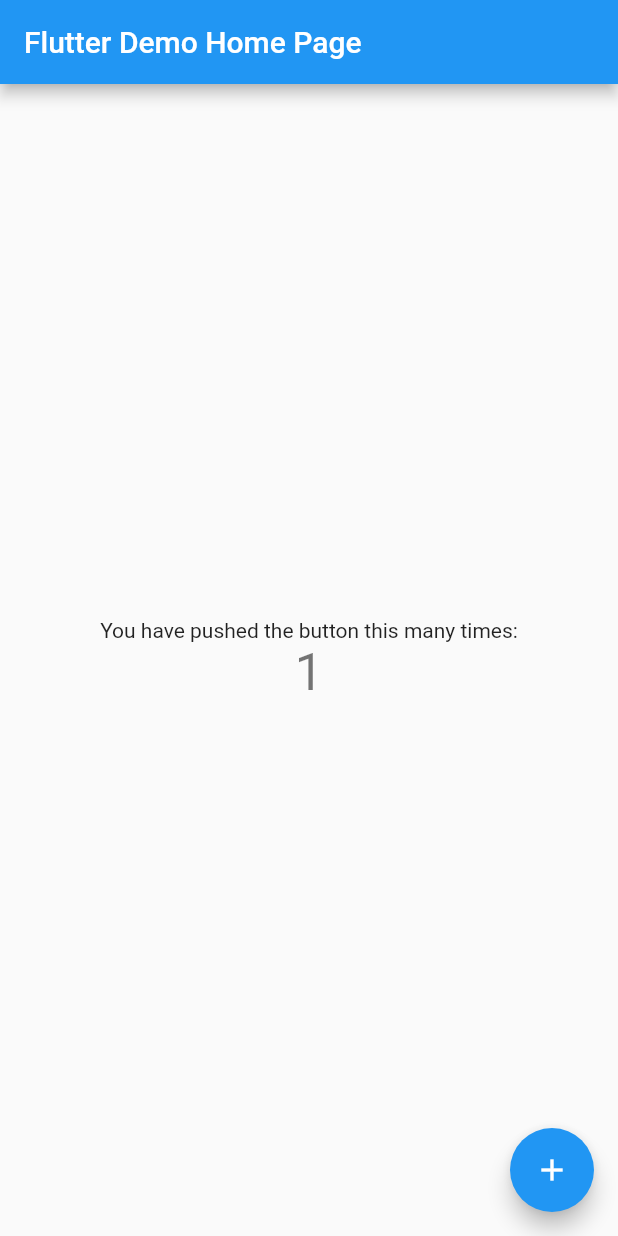
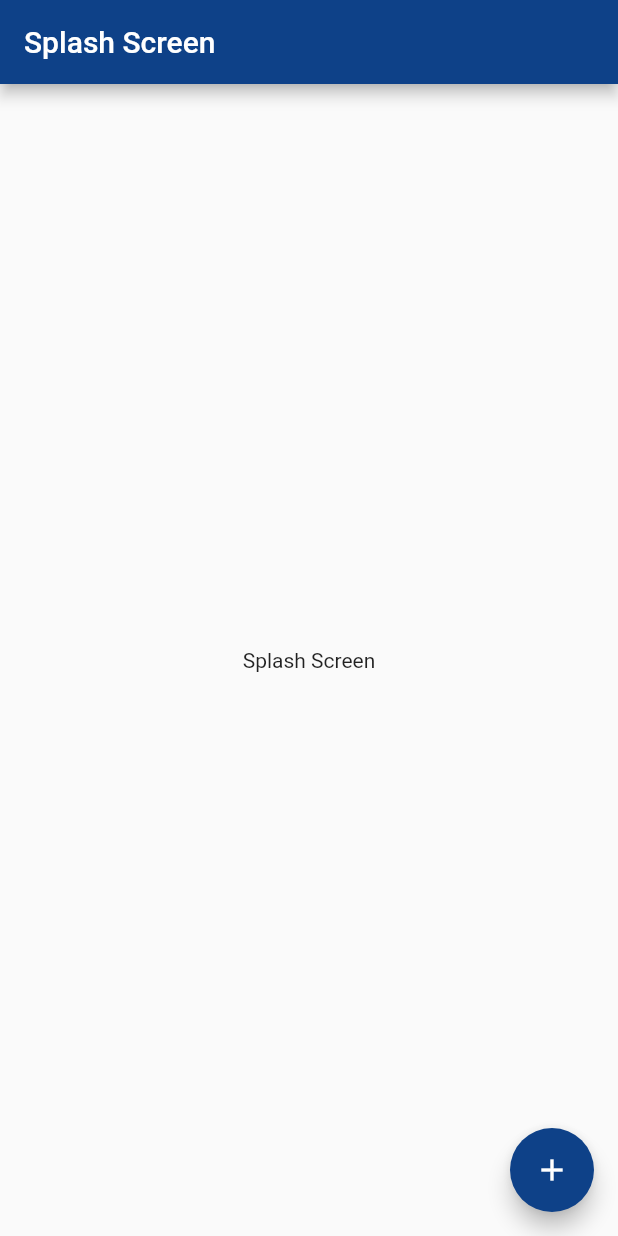
Before and after one commit to hassan-2040/teamway_demo_quiz, a Flutter app: the screen it shows after launch, after a tap on the "add" icon, on a phone screen of 412 x 824 dp. Run offline on Flutter 3.47's test engine with Material 2 defaults, Android fonts, the phone set to English and light mode, and no system bars.

Commit message:
added router and constants

```diff
--- a/lib/main.dart
+++ b/lib/main.dart
@@ -1,4 +1,6 @@
 import 'package:flutter/material.dart';
+import 'package:teamway_demo_quiz/utilities/app_router.dart';
+import 'package:teamway_demo_quiz/utilities/constants.dart';
 
 void main() {
   runApp(const MyApp());
@@ -6,110 +8,18 @@ void main() {
 
 class MyApp extends StatelessWidget {
   const MyApp({Key? key}) : super(key: key);
-
-  // This widget is the root of your application.
   @override
   Widget build(BuildContext context) {
     return MaterialApp(
-      title: 'Flutter Demo',
+      title: 'Teamway Demo Quiz',
       theme: ThemeData(
-        // This is the theme of your application.
-        //
-        // Try running your application with "flutter run". You'll see the
-        // application has a blue toolbar. Then, without quitting the app, try
-        // changing the primarySwatch below to Colors.green and then invoke
-        // "hot reload" (press "r" in the console where you ran "flutter run",
-        // or simply save your changes to "hot reload" in a Flutter IDE).
-        // Notice that the counter didn't reset back to zero; the application
-        // is not restarted.
-        primarySwatch: Colors.blue,
+        colorScheme: ColorScheme.fromSwatch(
+          primarySwatch: themeColor,
+        ),
       ),
-      home: const MyHomePage(title: 'Flutter Demo Home Page'),
+      initialRoute: AppRouter.splashScreenRoute,
+      onGenerateInitialRoutes: AppRouter.generateInitialRoute,
+      onGenerateRoute: AppRouter.generateRoute,
     );
   }
 }
-
-class MyHomePage extends StatefulWidget {
-  const MyHomePage({Key? key, required this.title}) : super(key: key);
-
-  // This widget is the home page of your application. It is stateful, meaning
-  // that it has a State object (defined below) that contains fields that affect
-  // how it looks.
-
-  // This class is the configuration for the state. It holds the values (in this
-  // case the title) provided by the parent (in this case the App widget) and
-  // used by the build method of the State. Fields in a Widget subclass are
-  // always marked "final".
-
-  final String title;
-
-  @override
-  State<MyHomePage> createState() => _MyHomePageState();
-}
-
-class _MyHomePageState extends State<MyHomePage> {
-  int _counter = 0;
-
-  void _incrementCounter() {
-    setState(() {
-      // This call to setState tells the Flutter framework that something has
-      // changed in this State, which causes it to rerun the build method below
-      // so that the display can reflect the updated values. If we changed
-      // _counter without calling setState(), then the build method would not be
-      // called again, and so nothing would appear to happen.
-      _counter++;
-    });
-  }
-
-  @override
-  Widget build(BuildContext context) {
-    // This method is rerun every time setState is called, for instance as done
-    // by the _incrementCounter method above.
-    //
-    // The Flutter framework has been optimized to make rerunning build methods
-    // fast, so that you can just rebuild anything that needs updating rather
-    // than having to individually change instances of widgets.
-    return Scaffold(
-      appBar: AppBar(
-        // Here we take the value from the MyHomePage object that was created by
-        // the App.build method, and use it to set our appbar title.
-        title: Text(widget.title),
-      ),
-      body: Center(
-        // Center is a layout widget. It takes a single child and positions it
-        // in the middle of the parent.
-        child: Column(
-          // Column is also a layout widget. It takes a list of children and
-          // arranges them vertically. By default, it sizes itself to fit its
-          // children horizontally, and tries to be as tall as its parent.
-          //
-          // Invoke "debug painting" (press "p" in the console, choose the
-          // "Toggle Debug Paint" action from the Flutter Inspector in Android
-          // Studio, or the "Toggle Debug Paint" command in Visual Studio Code)
-          // to see the wireframe for each widget.
-          //
-          // Column has various properties to control how it sizes itself and
-          // how it positions its children. Here we use mainAxisAlignment to
-          // center the children vertically; the main axis here is the vertical
-          // axis because Columns are vertical (the cross axis would be
-          // horizontal).
-          mainAxisAlignment: MainAxisAlignment.center,
-          children: <Widget>[
-            const Text(
-              'You have pushed the button this many times:',
-            ),
-            Text(
-              '$_counter',
-              style: Theme.of(context).textTheme.headline4,
-            ),
-          ],
-        ),
-      ),
-      floatingActionButton: FloatingActionButton(
-        onPressed: _incrementCounter,
-        tooltip: 'Increment',
-        child: const Icon(Icons.add),
-      ), // This trailing comma makes auto-formatting nicer for build methods.
-    );
-  }
-}
--- /dev/null
+++ b/lib/utilities/app_router.dart
@@ -0,0 +1,58 @@
+import 'package:flutter/material.dart';
+import 'package:teamway_demo_quiz/views/screens/splash_screen.dart';
+
+class AppRouter {
+
+  //app route names
+  static const String splashScreenRoute = '/splashScreen';
+
+  ///Used this function to make sure the home attribute of MaterialApp is not rendered
+  ///in addition to the required screens. If this is not overridden, an extra screen pops up
+  ///in the beginning of the navigation stack, as the base route '/'.
+  ///See https://api.flutter.dev/flutter/widgets/WidgetsApp/initialRoute.html
+  static List<Route<dynamic>> generateInitialRoute(String _string) {
+    //use a switch statement to match strings to screens based on use-case
+    return [
+      MaterialPageRoute(
+        builder: (_) => const SplashScreen(), //TODO change this to home screen
+      ),
+    ];
+  }
+
+  static Route<dynamic> generateRoute(RouteSettings _settings) {
+    switch (_settings.name) {
+      case splashScreenRoute:
+        return MaterialPageRoute(
+          builder: (_) => const SplashScreen(),
+        );
+      // case authScreenRoute:
+      //   return MaterialPageRoute(
+      //     builder: (_) => const AuthScreen(),
+      //   );
+      // case passwordScreenRoute:
+      //   return MaterialPageRoute(
+      //     builder: (_) => const PasswordSceen(),
+      //   );
+      // case homeScreenRoute:
+      //   return MaterialPageRoute(
+      //     builder: (_) => const HomeScreen(),
+      //   );
+      // case emailVerificationScreenRoute:
+      //   return MaterialPageRoute(
+      //     builder: (_) => const EmailVerificationScreen(),
+      //   );
+      // case pinVerificationScreenRoute:
+      //   return MaterialPageRoute(
+      //     builder: (_) => const PinVerificationScreen(),
+      //   );
+      default:
+        return MaterialPageRoute(
+          builder: (_) => Scaffold(
+            body: Center(
+              child: Text('No route defined for ${_settings.name}'),
+            ),
+          ),
+        );
+    }
+  }
+}
--- /dev/null
+++ b/lib/utilities/constants.dart
@@ -0,0 +1,15 @@
+import 'package:flutter/material.dart';
+
+const MaterialColor themeColor = MaterialColor(0xFF0e4188, _color);
+const Map<int, Color> _color = {
+  50: Color.fromRGBO(14, 65, 136, .1),
+  100: Color.fromRGBO(14, 65, 136, .2),
+  200: Color.fromRGBO(14, 65, 136, .3),
+  300: Color.fromRGBO(14, 65, 136, .4),
+  400: Color.fromRGBO(14, 65, 136, .5),
+  500: Color.fromRGBO(14, 65, 136, .6),
+  600: Color.fromRGBO(14, 65, 136, .7),
+  700: Color.fromRGBO(14, 65, 136, .8),
+  800: Color.fromRGBO(14, 65, 136, .9),
+  900: Color.fromRGBO(14, 65, 136, 1),
+};
--- /dev/null
+++ b/lib/views/screens/splash_screen.dart
@@ -0,0 +1,21 @@
+import 'package:flutter/material.dart';
+
+class SplashScreen extends StatelessWidget {
+  const SplashScreen({Key? key}) : super(key: key);
+
+  @override
+  Widget build(BuildContext context) {
+    return Scaffold(
+      appBar: AppBar(
+        title: const Text('Splash Screen'),
+      ),
+      body: Center(
+        child: Text('Splash Screen'),
+      ),
+      floatingActionButton: FloatingActionButton(
+        onPressed: () {},
+        child: Icon(Icons.add),
+      ),
+    );
+  }
+}
```
Also changed, not shown: 1 other file.
